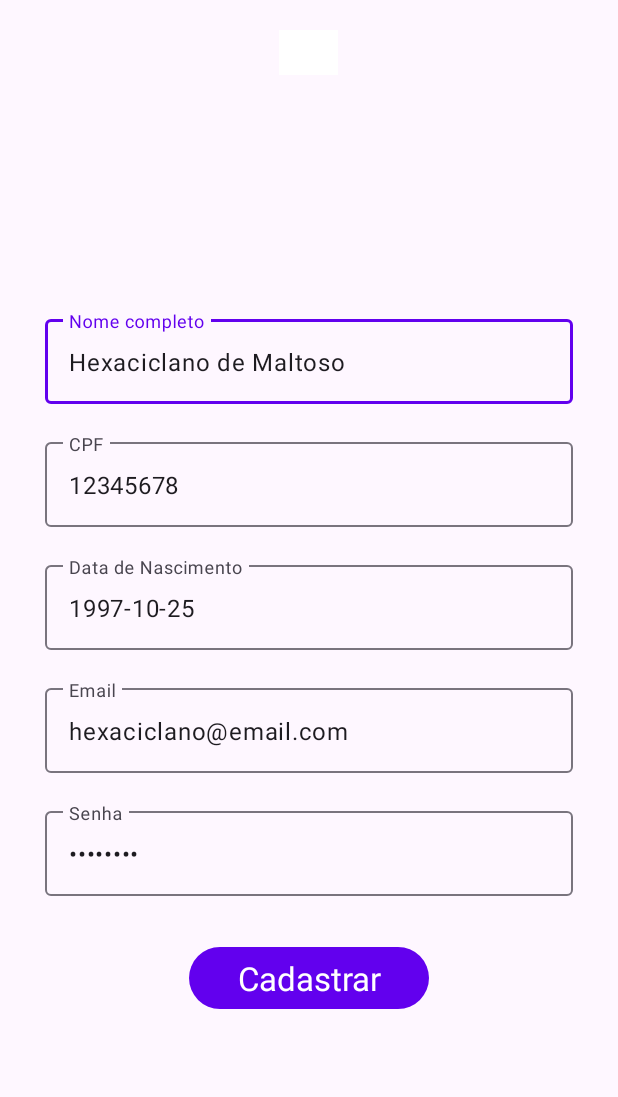
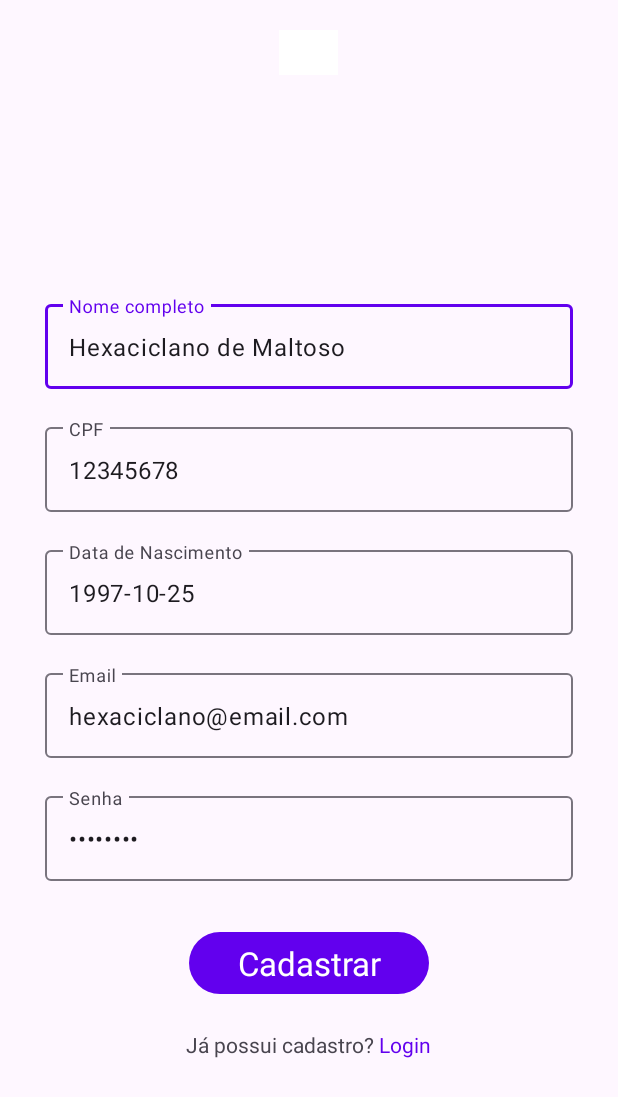
Before and after one commit to gustavoaureliano/EtespUniverseMobile, an Android app: the Cadastro screen opened directly, with no data from a screen before it, on a phone screen of 412 x 824 dp. Shown: the top 1097 px of the screen. Run offline under Robolectric (Android 15) with nearby library versions, the phone set to English and light mode, and no system bars.

Commit message:
link cadastro

```diff
--- a/app/src/main/java/com/etespuniverse/mobile/Cadastro.java
+++ b/app/src/main/java/com/etespuniverse/mobile/Cadastro.java
@@ -6,6 +6,7 @@ import android.os.AsyncTask;
 import android.os.Bundle;
 import android.view.View;
 import android.widget.Button;
+import android.widget.TextView;
 import android.widget.Toast;
 
 import androidx.appcompat.app.AppCompatActivity;
@@ -16,6 +17,7 @@ public class Cadastro extends AppCompatActivity {
 
     private TextInputEditText txtNome, txtCPF, txtDataNasc, txtEmail, txtSenha;
     private Button btnCadastrar;
+    private TextView btnLogin;
     private ProgressDialog load;
     private String apiUrl = SharedData.getApiUrl();
 
@@ -29,6 +31,7 @@ public class Cadastro extends AppCompatActivity {
         txtDataNasc = findViewById(R.id.txtDataNasc);
         txtEmail = findViewById(R.id.txtEmail);
         txtSenha = findViewById(R.id.txtSenha);
+        btnLogin = findViewById(R.id.btnLogin);
 
         btnCadastrar = findViewById(R.id.btnCadastro);
 
@@ -65,6 +68,15 @@ public class Cadastro extends AppCompatActivity {
                 //Toast.makeText(Cadastro.this, ""+nomeCompleto+"\n"+nome+"\n"+sobrenome, Toast.LENGTH_SHORT).show();
                 CadastroTask task = new CadastroTask();
                 task.execute(nome, sobrenome, cpf, dataNascimento, email, senha);
+            }
+        });
+
+        btnLogin.setOnClickListener(new View.OnClickListener() {
+            @Override
+            public void onClick(View view) {
+                Intent it = new Intent(Cadastro.this, Login.class);
+                startActivity(it);
+                finish();
             }
         });
 
--- a/app/src/main/java/com/etespuniverse/mobile/Home.java
+++ b/app/src/main/java/com/etespuniverse/mobile/Home.java
@@ -37,7 +37,7 @@ public class Home extends Fragment {
     private CircularProgressIndicator progressIndicator;
 
     private CarouselView carouselView;
-    private int[] sampleImages = {R.drawable.image_1, R.drawable.image_2, R.drawable.image_3, R.drawable.image_4, R.drawable.image_5};
+    private int[] sampleImages = {R.drawable.carrossel_01, R.drawable.carrossel_02, R.drawable.carrossel_03};
 
     private Cliente cliente = FragmentsPage.cliente;
     private String apiUrl = SharedData.getApiUrl();
--- a/app/src/main/res/layout/activity_cadastro.xml
+++ b/app/src/main/res/layout/activity_cadastro.xml
@@ -128,6 +128,28 @@
             android:textAppearance="?attr/textAppearanceTitleLarge"
             />
 
+        <LinearLayout
+            android:layout_width="match_parent"
+            android:layout_height="wrap_content"
+            android:orientation="horizontal"
+            android:gravity="center">
+
+            <TextView
+                android:layout_width="wrap_content"
+                android:layout_height="wrap_content"
+                android:text="Já possui cadastro? "/>
+
+            <TextView
+                android:id="@+id/btnLogin"
+                android:layout_width="wrap_content"
+                android:layout_height="wrap_content"
+                android:text="Login"
+                android:textColor="?attr/colorPrimary"
+                android:clickable="true"
+                android:focusable="true" />
+
+        </LinearLayout>
+
 
     </LinearLayout>
 
```
Also changed, not shown: app/src/main/java/com/etespuniverse/mobile/Login.java (+12 -0 lines), app/src/main/res/layout/activity_login.xml (+24 -1 lines), app/src/main/res/drawable/carrossel_01.png (added), app/src/main/res/drawable/carrossel_02.png (added), app/src/main/res/drawable/carrossel_03.png (added).
